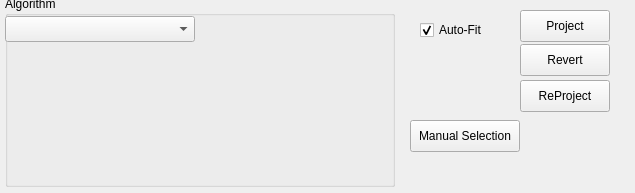
This is MLDemos/optsProject.ui in b4silio/MLDemos as Qt 5 draws it before an edit. The edited form follows.
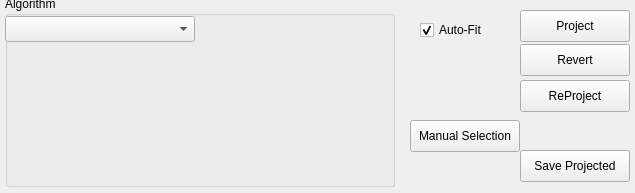
This is the edited form.

```diff
--- a/MLDemos/optsProject.ui
+++ b/MLDemos/optsProject.ui
@@ -27,7 +27,7 @@
     <rect>
      <x>520</x>
      <y>10</y>
-     <width>90</width>
+     <width>110</width>
      <height>32</height>
     </rect>
    </property>
@@ -48,7 +48,7 @@
     <rect>
      <x>520</x>
      <y>44</y>
-     <width>90</width>
+     <width>110</width>
      <height>32</height>
     </rect>
    </property>
@@ -69,7 +69,7 @@
     <rect>
      <x>520</x>
      <y>80</y>
-     <width>90</width>
+     <width>110</width>
      <height>32</height>
     </rect>
    </property>
@@ -168,6 +168,24 @@
     </property>
    </widget>
   </widget>
+  <widget class="QPushButton" name="saveButton">
+   <property name="geometry">
+    <rect>
+     <x>520</x>
+     <y>150</y>
+     <width>110</width>
+     <height>32</height>
+    </rect>
+   </property>
+   <property name="font">
+    <font>
+     <pointsize>9</pointsize>
+    </font>
+   </property>
+   <property name="text">
+    <string>Save Projected</string>
+   </property>
+  </widget>
  </widget>
  <resources/>
  <connections/>
```
